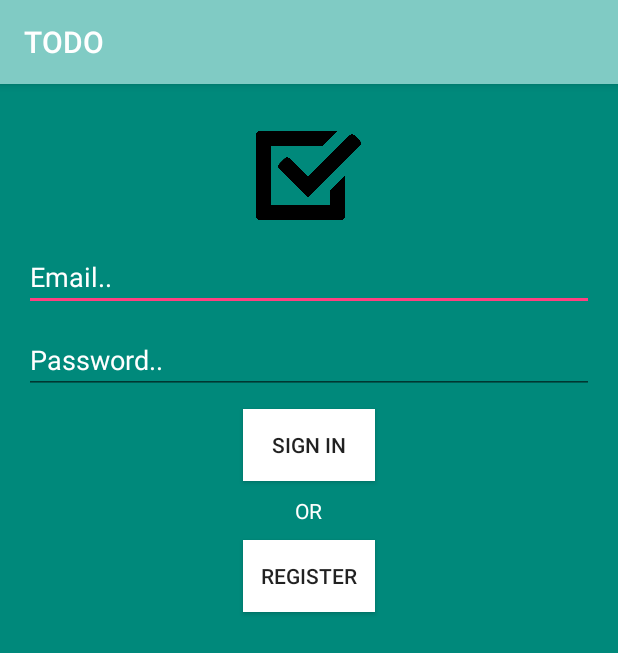
After one commit to baselihab/TODO, an Android app: the Login screen opened directly, with no data from a screen before it, on a phone screen of 412 x 824 dp. The commit adds this screen. Shown: the top 653 px of the screen. Run offline under Robolectric (Android 15) with nearby library versions, the phone set to English and light mode, and no system bars.

Commit message:
Design simple login activity

```diff
--- a/app/build.gradle
+++ b/app/build.gradle
@@ -24,12 +24,13 @@ dependencies {
     androidTestCompile('com.android.support.test.espresso:espresso-core:2.2.2', {
         exclude group: 'com.android.support', module: 'support-annotations'
     })
+
     compile 'com.android.support:appcompat-v7:25.0.1'
-    testCompile 'junit:junit:4.12'
     compile 'com.google.firebase:firebase-core:10.0.1'
     compile 'com.google.firebase:firebase-database:10.0.1'
     compile 'com.google.firebase:firebase-crash:10.0.1'
     compile 'com.google.firebase:firebase-auth:10.0.1'
-
+    compile 'com.android.support:design:25.0.1'
+    testCompile 'junit:junit:4.12'
 }
 apply plugin: 'com.google.gms.google-services'
--- a/app/src/main/AndroidManifest.xml
+++ b/app/src/main/AndroidManifest.xml
@@ -1,6 +1,11 @@
 <?xml version="1.0" encoding="utf-8"?>
 <manifest xmlns:android="http://schemas.android.com/apk/res/android"
     package="com.example.baselabdallah.todo">
+
+    <!-- To auto-complete the email text field in the login form with the user's emails -->
+    <uses-permission android:name="android.permission.GET_ACCOUNTS" />
+    <uses-permission android:name="android.permission.READ_PROFILE" />
+    <uses-permission android:name="android.permission.READ_CONTACTS" />
 
     <application
         android:allowBackup="true"
@@ -15,6 +20,7 @@
                 <category android:name="android.intent.category.LAUNCHER" />
             </intent-filter>
         </activity>
+        <activity android:name=".Login"></activity>
     </application>
 
 </manifest>
--- /dev/null
+++ b/app/src/main/java/com/example/baselabdallah/todo/Login.java
@@ -0,0 +1,13 @@
+package com.example.baselabdallah.todo;
+
+import android.support.v7.app.AppCompatActivity;
+import android.os.Bundle;
+
+public class Login extends AppCompatActivity {
+
+    @Override
+    protected void onCreate(Bundle savedInstanceState) {
+        super.onCreate(savedInstanceState);
+        setContentView(R.layout.activity_login);
+    }
+}
--- /dev/null
+++ b/app/src/main/res/layout/activity_login.xml
@@ -0,0 +1,75 @@
+<?xml version="1.0" encoding="utf-8"?>
+<LinearLayout xmlns:android="http://schemas.android.com/apk/res/android"
+    xmlns:app="http://schemas.android.com/apk/res-auto"
+    xmlns:tools="http://schemas.android.com/tools"
+    android:id="@+id/activity_login"
+    android:layout_width="match_parent"
+    android:layout_height="match_parent"
+    android:paddingBottom="@dimen/activity_vertical_margin"
+    android:paddingLeft="@dimen/activity_horizontal_margin"
+    android:paddingRight="@dimen/activity_horizontal_margin"
+    android:paddingTop="@dimen/activity_vertical_margin"
+    tools:context="com.example.baselabdallah.todo.Login"
+    android:orientation="vertical"
+    android:background="@color/colorPrimaryDark">
+
+    <ImageView
+        android:layout_width="70dp"
+        android:layout_height="70dp"
+        app:srcCompat="@drawable/logo"
+        android:id="@+id/imageView"
+        android:layout_marginTop="10dp"
+        android:layout_gravity="center"
+        />
+
+    <EditText
+        android:layout_width="match_parent"
+        android:layout_height="wrap_content"
+        android:inputType="textEmailAddress"
+        android:ems="10"
+        android:hint="Email.."
+        android:id="@+id/email"
+        android:layout_marginTop="10dp"
+        android:textColorHint="#FFFFFF"
+        android:textColor="#FFFFFF"
+        />
+
+    <EditText
+        android:layout_width="match_parent"
+        android:layout_height="wrap_content"
+        android:inputType="textPassword"
+        android:ems="10"
+        android:hint="Password.."
+        android:layout_marginTop="10dp"
+        android:id="@+id/editText2"
+        android:textColorHint="#FFFFFF"
+        android:textColor="#FFFFFF"
+        />
+
+    <Button
+        android:text="Sign in"
+        android:layout_width="wrap_content"
+        android:layout_height="wrap_content"
+        android:id="@+id/sign_in"
+        android:layout_marginTop="10dp"
+        android:layout_gravity="center"
+        android:background="#FFFFFF"/>
+
+    <TextView
+        android:text="OR"
+        android:layout_width="wrap_content"
+        android:layout_height="wrap_content"
+        android:textColor="#FFFFFF"
+        android:layout_marginTop="10dp"
+        android:layout_gravity="center"
+        android:id="@+id/textView" />
+
+    <Button
+        android:text="Register"
+        android:layout_width="wrap_content"
+        android:layout_height="wrap_content"
+        android:layout_marginTop="10dp"
+        android:id="@+id/register"
+        android:layout_gravity="center"
+        android:background="#FFFFFF"/>
+</LinearLayout>
--- a/app/src/main/res/values/strings.xml
+++ b/app/src/main/res/values/strings.xml
@@ -1,3 +1,17 @@
 <resources>
     <string name="app_name">TODO</string>
+    <string name="title_activity_login">Sign in</string>
+
+    <!-- Strings related to login -->
+    <string name="prompt_email">Email</string>
+    <string name="prompt_password">Password (optional)</string>
+    <string name="action_sign_in">Sign in or register</string>
+    <string name="action_sign_in_short">Sign in</string>
+    <string name="error_invalid_email">This email address is invalid</string>
+    <string name="error_invalid_password">This password is too short</string>
+    <string name="error_incorrect_password">This password is incorrect</string>
+    <string name="error_field_required">This field is required</string>
+    <string name="permission_rationale">"Contacts permissions are needed for providing email
+        completions."
+    </string>
 </resources>
--- a/build.gradle
+++ b/build.gradle
@@ -5,7 +5,7 @@ buildscript {
         jcenter()
     }
     dependencies {
-        classpath 'com.android.tools.build:gradle:2.2.2'
+        classpath 'com.android.tools.build:gradle:2.2.3'
         classpath 'com.google.gms:google-services:3.0.0'
 
         // NOTE: Do not place your application dependencies here; they belong
```
